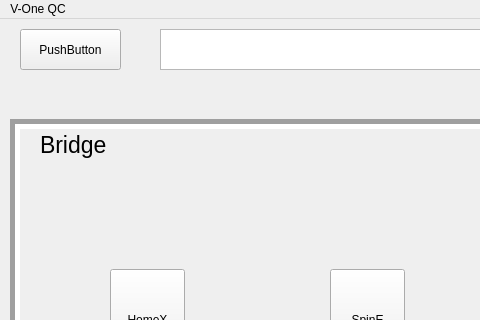
This is FT_vone/mainwindow.ui in 7ome/Functional-Test as Qt 5 draws it before an edit; both pictures show x 0 to 480 and y 0 to 320 of the 796 by 596 pixel window. The edited form follows.
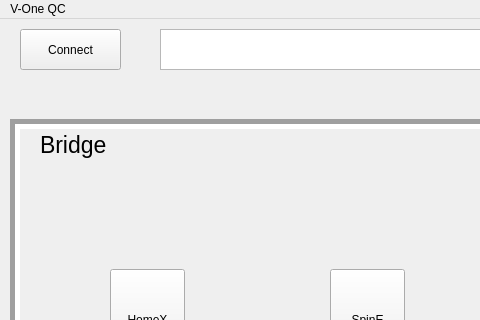
This is the edited form.

```diff
--- a/FT_vone/mainwindow.ui
+++ b/FT_vone/mainwindow.ui
@@ -30,7 +30,7 @@
      </rect>
     </property>
     <property name="text">
-     <string>PushButton</string>
+     <string>Connect</string>
     </property>
    </widget>
    <widget class="QTextBrowser" name="textBrowser">
```
